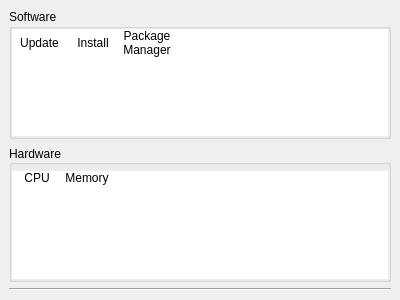
This is modules/categories.ui in BackupTheBerlios/cadi-panel as Qt 5 draws it before an edit. The edited form follows.
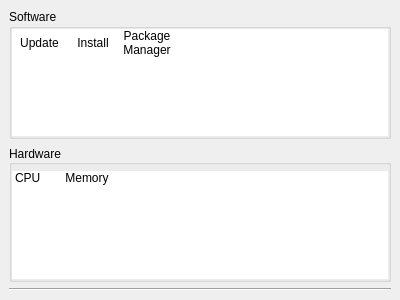
This is the edited form. Icons and pictures are not drawn.

Patch:
```diff
--- a/modules/categories.ui
+++ b/modules/categories.ui
@@ -18,14 +18,14 @@
     <number>0</number>
    </property>
    <item>
-    <widget class="QScrollArea" name="scrollArea">
+    <widget class="QScrollArea" name="categoriesWidget">
      <property name="frameShape">
       <enum>QFrame::NoFrame</enum>
      </property>
      <property name="widgetResizable">
       <bool>true</bool>
      </property>
-     <widget class="QWidget" name="categoriesWidget">
+     <widget class="QWidget" name="categoriesContent">
       <property name="geometry">
        <rect>
         <x>0</x>
@@ -181,7 +181,7 @@
               <string>CPU</string>
              </property>
              <property name="textAlignment">
-              <set>AlignHCenter|AlignVCenter|AlignCenter</set>
+              <set>AlignLeft|AlignVCenter</set>
              </property>
              <property name="icon">
               <iconset resource="../resources.qrc">
```
Left out of the diff: 29 changed lines with no effect on the pictures.
